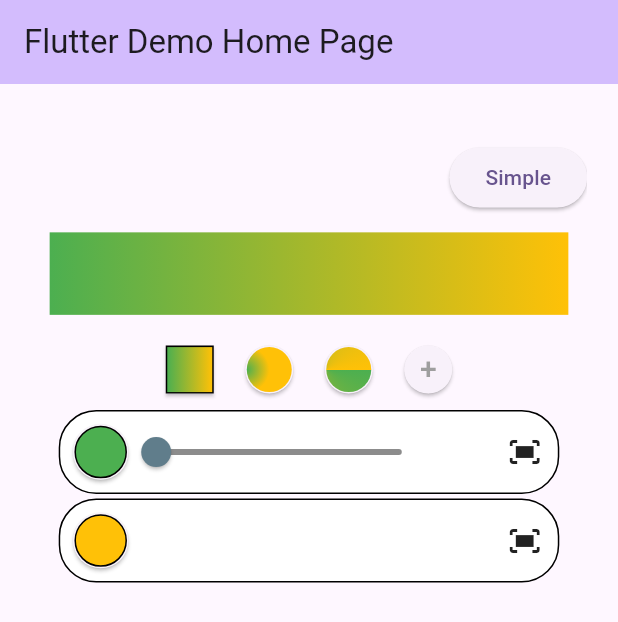
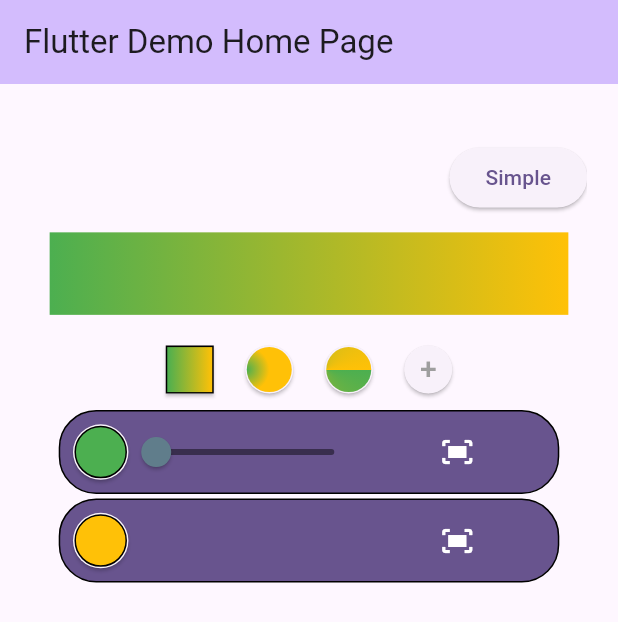
Before and after one commit to mynumeric-mobile/flutter_gradient_selector, a Flutter app: the screen it shows after launch, on a phone screen of 412 x 824 dp. Shown: the top 622 px of the screen. Run offline on Flutter 3.47's test engine with Material 3 defaults, Android fonts, the phone set to English and light mode, and no system bars; missing offline and left inert: flutter_hsvcolor_picker.

Commit message:
adding color serializer

```diff
--- a/exemple/lib/main.dart
+++ b/exemple/lib/main.dart
@@ -52,7 +52,7 @@ class _MyHomePageState extends State<MyHomePage> {
                 lang: LocalisationCode.fr,
                 history: const [Colors.amber, Colors.white, Colors.green],
                 onChange: (value) {
-                  var c = value;
+                  //var c = value;
                 },
               )),
         );
--- a/lib/flutter_gradient_selector.dart
+++ b/lib/flutter_gradient_selector.dart
@@ -1,7 +1,5 @@
-library flutter_gradient_selector;
-
+import 'package:flutter/cupertino.dart';
 import 'package:flutter/material.dart';
-import 'package:flutter/widgets.dart';
 import 'package:flutter_gradient_selector/alignment_picker.dart';
 
 import 'helpers/localization.dart';
@@ -330,7 +328,7 @@ class _GradientSelectorState extends State<GradientSelector> with TickerProvider
           decoration: BoxDecoration(
             borderRadius: BorderRadius.circular(25),
             border: Border.all(width: 1),
-            color: selected ? Theme.of(context).primaryColor.withAlpha(100) : Colors.white,
+            color: selected ? Theme.of(context).primaryColor.withAlpha(200) : Theme.of(context).primaryColor,
           ),
           child: Row(
             mainAxisSize: MainAxisSize.min,
@@ -378,7 +376,7 @@ class _GradientSelectorState extends State<GradientSelector> with TickerProvider
                       },
                       child: const Icon(
                         Icons.delete_outline,
-                        color: Colors.grey,
+                        //color: Theme.of(context).colorScheme.onPrimary,
                         size: 30,
                       ),
                     )
@@ -386,16 +384,22 @@ class _GradientSelectorState extends State<GradientSelector> with TickerProvider
                       width: 50,
                     ),
               alignAjustable
-                  ? const Align(
+                  ? Align(
                       alignment: AlignmentDirectional.centerEnd,
                       child: Padding(
-                        padding: EdgeInsets.all(10.0),
-                        child: Icon(Icons.fit_screen),
+                        padding: const EdgeInsets.all(10.0),
+                        child: Icon(
+                          Icons.fit_screen,
+                          color: Theme.of(context).colorScheme.onPrimary,
+                        ),
                       ),
                     )
                   : const SizedBox(
                       width: 45,
                     ),
+              const SizedBox(
+                width: 45,
+              ),
             ],
           ),
         ));
@@ -507,7 +511,7 @@ class GradientProperties {
       "begin": contract(begin),
       "end": contract(end),
       "radius": radius,
-      "colors": colors.map((c) => c.toString().split('(0x')[1].split(')')[0]).toList(),
+      "colors": colors.map((c) => c.colorToString()).toList(), //.split('(0x')[1].split(')')[0]).toList(),
       "stops": stops,
     };
   }
@@ -558,3 +562,9 @@ class GradientProperties {
     }
   }
 }
+
+extension ColorExtension on Color {
+  String colorToString() {
+    return value.toRadixString(16).padLeft(8, '0');
+  }
+}
--- a/lib/helpers/popup_helper.dart
+++ b/lib/helpers/popup_helper.dart
@@ -65,7 +65,7 @@ class PopupHelper {
       contentPadding: const EdgeInsets.all(4.0),
       actionsPadding: const EdgeInsets.all(8.0),
       insetPadding: const EdgeInsets.all(8.0),
-      backgroundColor: Theme.of(context).colorScheme.background,
+      backgroundColor: Theme.of(context).colorScheme.surface,
       title: titleWidget ??
           (title != null
               ? Container(
--- a/pubspec.yaml
+++ b/pubspec.yaml
@@ -1,6 +1,6 @@
 name: flutter_gradient_selector
 description: Gradient selector project. Allow easily users to select gradient or color in your flutter applications
-version: 1.0.7
+version: 1.0.9
 repository: https://github.com/mynumeric-mobile/flutter_gradient_selector
 
 # This package supports all platforms listed below.
@@ -23,7 +23,7 @@ dependencies:
 dev_dependencies:
   flutter_test:
     sdk: flutter
-  flutter_lints: ^2.0.0
+  flutter_lints: ^5.0.0
 
 # For information on the generic Dart part of this file, see the
 # following page: https://dart.dev/tools/pub/pubspec
```
Also changed, not shown: exemple/pubspec.lock, 4 other files.
